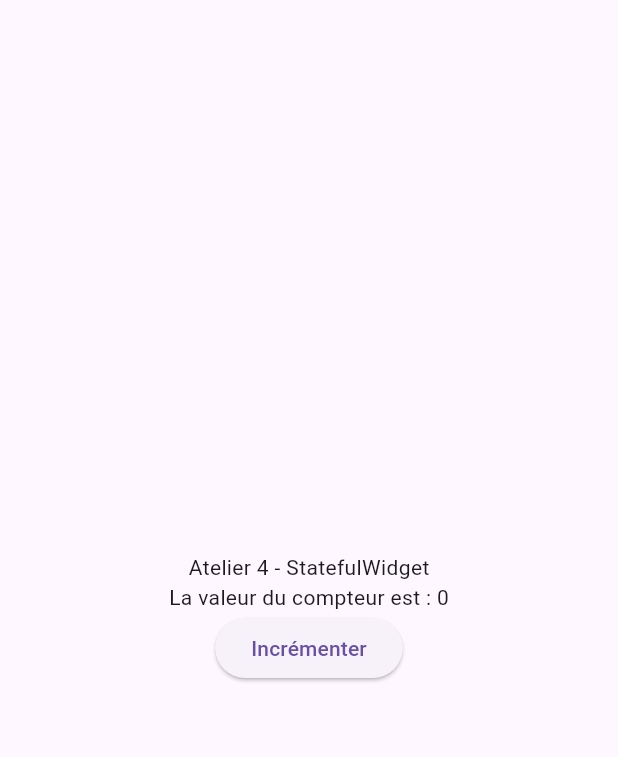
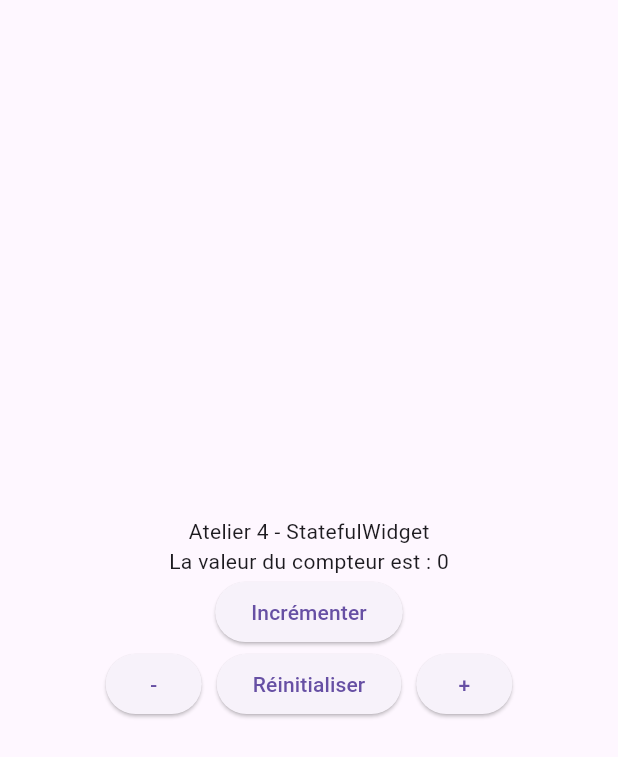
Before and after one commit to AkremBouraoui/flutter_app_stateful, a Flutter app: the screen it shows after launch, on a phone screen of 412 x 824 dp. Shown: the top 757 px of the screen. Run offline on Flutter 3.47's test engine with Material 3 defaults, Android fonts, the phone set to English and light mode, and no system bars.

Commit message:
étape 4 : Vérification du fonctionnement des boutons

```diff
--- a/lib/main.dart
+++ b/lib/main.dart
@@ -32,6 +32,19 @@ class _MyWidgetState extends State<MyWidget> {
                 },
                 child: Text("Incrémenter"),
               ),
+              Row(
+                mainAxisAlignment: MainAxisAlignment.center,
+                children: [
+                  ElevatedButton(onPressed :() { setState(() { compteur--; });},
+              child: Text("-")),
+                  SizedBox(width: 10),
+                  ElevatedButton(onPressed: () { setState(() { compteur = 0; });},
+              child: Text("Réinitialiser")),
+                  SizedBox(width: 10),
+                  ElevatedButton(onPressed: () { setState(() { compteur++; });},
+              child: Text("+")),
+                ],
+              )
             ],
           ),
         ),
```
